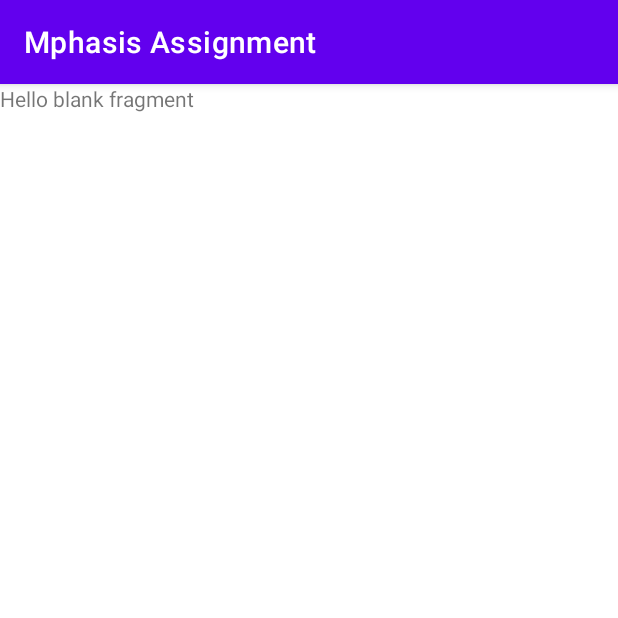
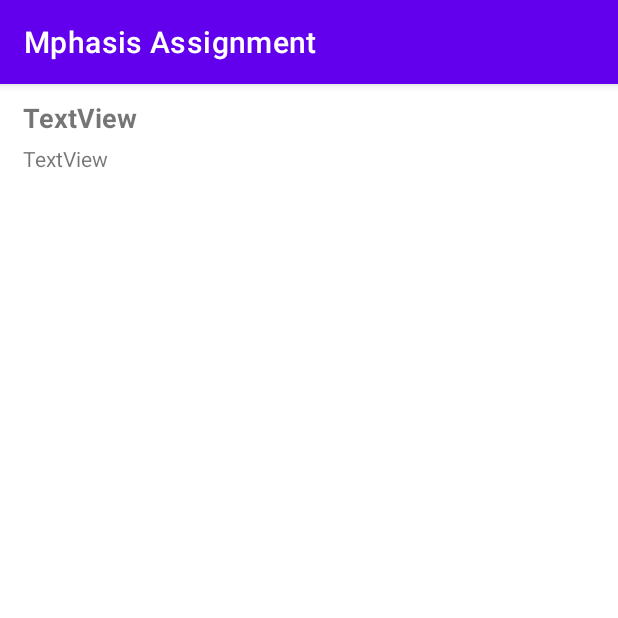
Before and after one commit to KirtiKashyap/MphasisAssignment, an Android app: the DetailFragment screen opened through its navigation route, on a phone screen of 412 x 824 dp, the top half of it. Run offline under Robolectric (Android 15) with nearby library versions, the phone set to English and light mode, and no system bars; our stand-ins replace Dagger/Hilt's generated code, Timber, data binding; libraries missing offline, so code that uses them is left out: androidx.hilt.lifecycle.

Commit message:
changes in UI

```diff
--- a/app/src/main/java/com/example/mphasisassignment/adapter/AlbumAdapter.kt
+++ b/app/src/main/java/com/example/mphasisassignment/adapter/AlbumAdapter.kt
@@ -45,6 +45,7 @@ class AlbumViewHolder(private val itemBinding: ItemLayoutBinding,
     fun bind(item: Album) {
         this.album = item
         itemBinding.textViewTitle.text = item.title
+        itemBinding.textViewUserId.text=item.userId
     }
 
     override fun onClick(v: View?) {
--- a/app/src/main/java/com/example/mphasisassignment/view/DetailFragment.kt
+++ b/app/src/main/java/com/example/mphasisassignment/view/DetailFragment.kt
@@ -47,7 +47,8 @@ class DetailFragment : Fragment() {
     }
 
     private fun bindCharacter(album: Album) {
-        binding.title.text = album.title
+        binding.textViewTitle.text = album.title
+        binding.textViewUserId.text=album.userId
     }
 
 }
--- a/app/src/main/res/layout/fragment_detail.xml
+++ b/app/src/main/res/layout/fragment_detail.xml
@@ -1,23 +1,38 @@
 <?xml version="1.0" encoding="utf-8"?>
 <layout xmlns:android="http://schemas.android.com/apk/res/android"
-    xmlns:tools="http://schemas.android.com/tools">
+    xmlns:app="http://schemas.android.com/apk/res-auto">
     <data>
         <variable
             name="viewModel"
             type="com.example.mphasisassignment.viewmodel.DetailViewModel" />
     </data>
-<LinearLayout
+    <androidx.constraintlayout.widget.ConstraintLayout
+        android:id="@+id/container"
+        android:layout_width="match_parent"
+        android:layout_height="wrap_content">
 
-    android:layout_width="match_parent"
-    android:layout_height="match_parent"
-    android:orientation="vertical"
-    tools:context=".view.DetailFragment">
+        <TextView
+            android:id="@+id/textViewTitle"
+            android:layout_width="match_parent"
+            android:layout_height="wrap_content"
+            android:layout_marginStart="15dp"
+            android:layout_marginEnd="15dp"
+            android:layout_marginTop="10dp"
+            android:text="TextView"
+            android:textSize="18sp"
+            android:textStyle="bold"
+            app:layout_constraintStart_toStartOf="parent"
+            app:layout_constraintTop_toTopOf="parent" />
 
-    <TextView
-        android:id="@+id/title"
-        android:layout_width="match_parent"
-        android:layout_height="match_parent"
-        android:text="@string/hello_blank_fragment" />
+        <TextView
+            android:id="@+id/textViewUserId"
+            android:layout_width="wrap_content"
+            android:layout_height="wrap_content"
+            android:layout_marginStart="15dp"
+            android:layout_marginTop="5dp"
+            android:text="TextView"
+            app:layout_constraintTop_toBottomOf="@+id/textViewTitle"
+            app:layout_constraintStart_toStartOf="parent"/>
 
-</LinearLayout>
+    </androidx.constraintlayout.widget.ConstraintLayout>
 </layout>
```
Also changed, not shown: app/src/main/res/layout/item_layout.xml (+21 -8 lines).
